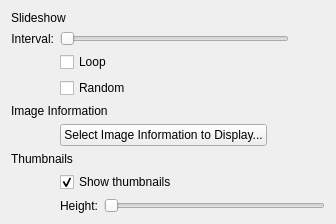
Above: app/fullscreenconfigdialog.ui from KDE/gwenview before the change. Below: the same form after it.
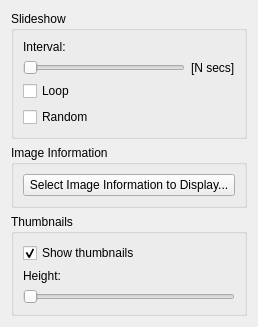
That is the form after the change.

Commit message: fs config dialog: rework layout, only show "thumbnail" group in view mode

Patch:
```diff
--- a/app/fullscreenconfigdialog.ui
+++ b/app/fullscreenconfigdialog.ui
@@ -6,8 +6,8 @@
    <rect>
     <x>0</x>
     <y>0</y>
-    <width>336</width>
-    <height>224</height>
+    <width>258</width>
+    <height>312</height>
    </rect>
   </property>
   <property name="styleSheet">
@@ -15,28 +15,27 @@
 font-weight: bold;
 }</string>
   </property>
-  <layout class="QGridLayout" name="gridLayout">
-   <item row="0" column="0" colspan="2">
-    <widget class="QLabel" name="mSlideShowTitle">
-     <property name="text">
+  <layout class="QVBoxLayout" name="verticalLayout">
+   <item>
+    <widget class="QGroupBox" name="groupBox">
+     <property name="title">
       <string>Slideshow</string>
      </property>
-     <property name="isTitle" stdset="0">
+     <property name="flat">
       <bool>true</bool>
      </property>
-    </widget>
-   </item>
-   <item row="1" column="0">
+     <layout class="QVBoxLayout" name="verticalLayout_4">
+      <item>
     <widget class="QLabel" name="label">
      <property name="text">
       <string>Interval:</string>
      </property>
-     <property name="alignment">
-      <set>Qt::AlignRight|Qt::AlignTrailing|Qt::AlignVCenter</set>
+        <property name="buddy">
+         <cstring>mSlideShowIntervalSlider</cstring>
      </property>
     </widget>
    </item>
-   <item row="1" column="1">
+      <item>
     <layout class="QHBoxLayout" name="horizontalLayout">
      <item>
       <widget class="QSlider" name="mSlideShowIntervalSlider">
@@ -66,38 +65,38 @@
         </size>
        </property>
        <property name="text">
-        <string/>
+           <string notr="true">[N secs]</string>
        </property>
       </widget>
      </item>
     </layout>
    </item>
-   <item row="2" column="1">
+      <item>
     <widget class="QCheckBox" name="mSlideShowLoopCheckBox">
      <property name="text">
       <string>Loop</string>
      </property>
     </widget>
    </item>
-   <item row="3" column="1">
+      <item>
     <widget class="QCheckBox" name="mSlideShowRandomCheckBox">
      <property name="text">
       <string>Random</string>
      </property>
     </widget>
    </item>
-   <item row="4" column="0" colspan="2">
-    <widget class="QLabel" name="mMetaDataTitle">
-     <property name="text">
+     </layout>
+    </widget>
+   </item>
+   <item>
+    <widget class="QGroupBox" name="groupBox_2">
+     <property name="title">
       <string>Image Information</string>
      </property>
-     <property name="isTitle" stdset="0">
+     <property name="flat">
       <bool>true</bool>
      </property>
-    </widget>
-   </item>
-   <item row="5" column="1">
-    <layout class="QHBoxLayout" name="horizontalLayout_3">
+     <layout class="QVBoxLayout" name="verticalLayout_3">
      <item>
       <widget class="QPushButton" name="mConfigureDisplayedInformationButton">
        <property name="text">
@@ -105,32 +104,19 @@
        </property>
       </widget>
      </item>
-     <item>
-      <spacer name="horizontalSpacer_2">
-       <property name="orientation">
-        <enum>Qt::Horizontal</enum>
-       </property>
-       <property name="sizeHint" stdset="0">
-        <size>
-         <width>0</width>
-         <height>20</height>
-        </size>
-       </property>
-      </spacer>
-     </item>
-    </layout>
+     </layout>
+    </widget>
    </item>
-   <item row="6" column="0" colspan="2">
-    <widget class="QLabel" name="label_2">
-     <property name="text">
+   <item>
+    <widget class="QGroupBox" name="mThumbnailGroupBox">
+     <property name="title">
       <string>Thumbnails</string>
      </property>
-     <property name="isTitle" stdset="0">
+     <property name="flat">
       <bool>true</bool>
      </property>
-    </widget>
-   </item>
-   <item row="7" column="1">
+     <layout class="QVBoxLayout" name="verticalLayout_2">
+      <item>
     <widget class="QCheckBox" name="mShowThumbnailsCheckBox">
      <property name="text">
       <string>Show thumbnails</string>
@@ -140,15 +126,13 @@
      </property>
     </widget>
    </item>
-   <item row="8" column="1">
-    <layout class="QHBoxLayout" name="horizontalLayout_4">
      <item>
       <widget class="QLabel" name="label_5">
        <property name="text">
         <string>Height:</string>
        </property>
-       <property name="alignment">
-        <set>Qt::AlignRight|Qt::AlignTrailing|Qt::AlignVCenter</set>
+        <property name="buddy">
+         <cstring>mHeightSlider</cstring>
        </property>
       </widget>
      </item>
@@ -181,6 +165,7 @@
       </widget>
      </item>
     </layout>
+    </widget>
    </item>
   </layout>
  </widget>
```
Left out of the diff: 4 changed lines with no effect on the pictures. Lines whose indentation alone changed are shown as unchanged. The commit also changes 1 other file.
